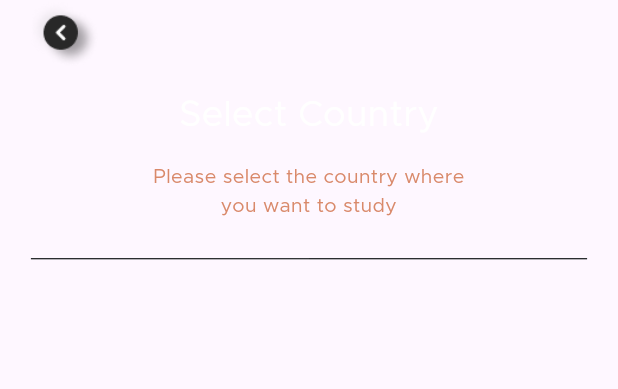
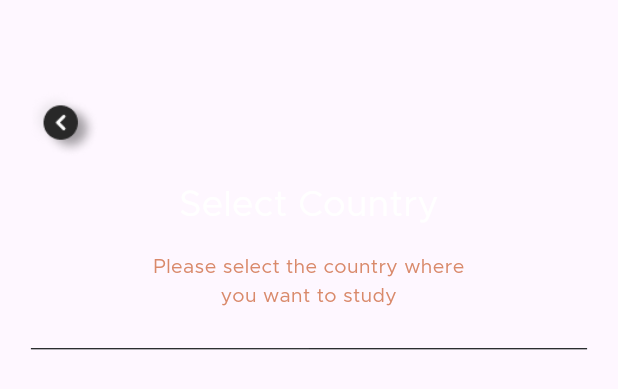
Before and after one commit to Raj481/Assignment1, a Flutter app: the SelectCountryTopBarView widget shown alone on an empty page, opened directly, on a phone screen of 412 x 824 dp. Shown: the top 389 px of the screen. Run offline on Flutter 3.47's test engine with Material 3 defaults, Android fonts, the phone set to English and light mode, and no system bars; our stand-ins replace dio, flutter_html, flutter_svg, get, otp_text_field, shared_preferences; missing offline and left inert: otp_autofill; accounts and stored records are empty; network calls fail.

```diff
--- a/lib/ui/country/select_country_screen/widget/select_country_topbar_view.dart
+++ b/lib/ui/country/select_country_screen/widget/select_country_topbar_view.dart
@@ -22,9 +22,9 @@ class SelectCountryTopBarView extends StatelessWidget {
         Row(
           children: [
             Padding(
-              padding: EdgeInsets.only(
+              padding: const EdgeInsets.only(
                   left: 18,
-                  top: Get.statusBarHeight
+                  top: 60 // Get.statusBarHeight
               ),
               child: GestureDetector(
                 onTap: () => onBackTap(),
```
